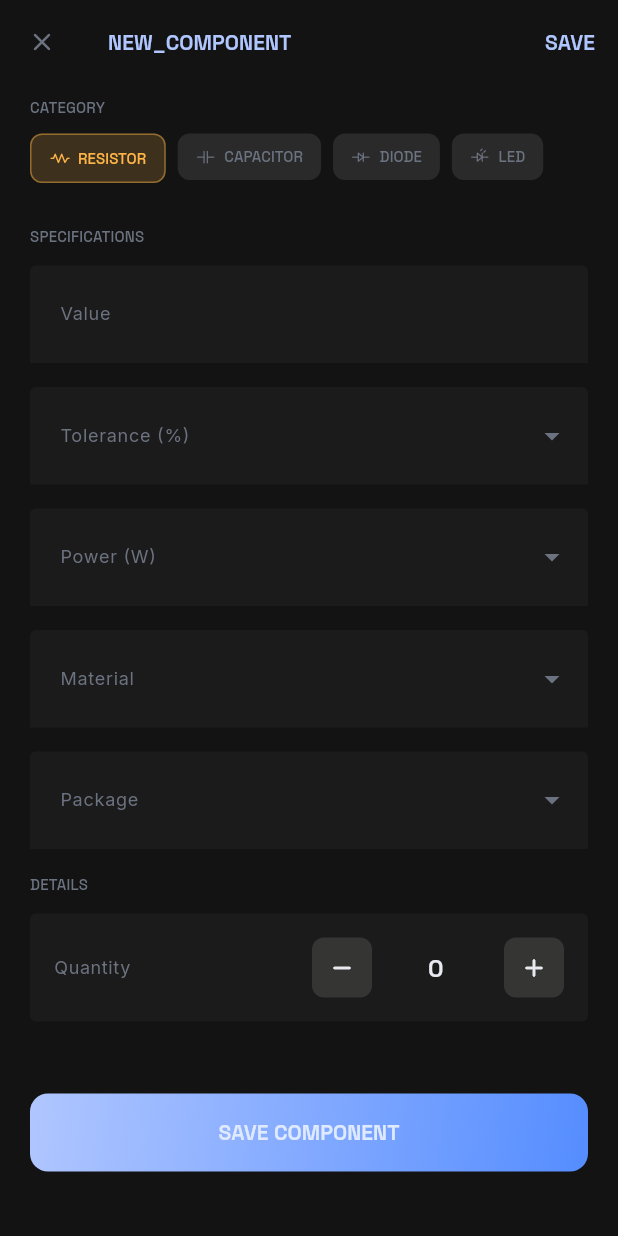
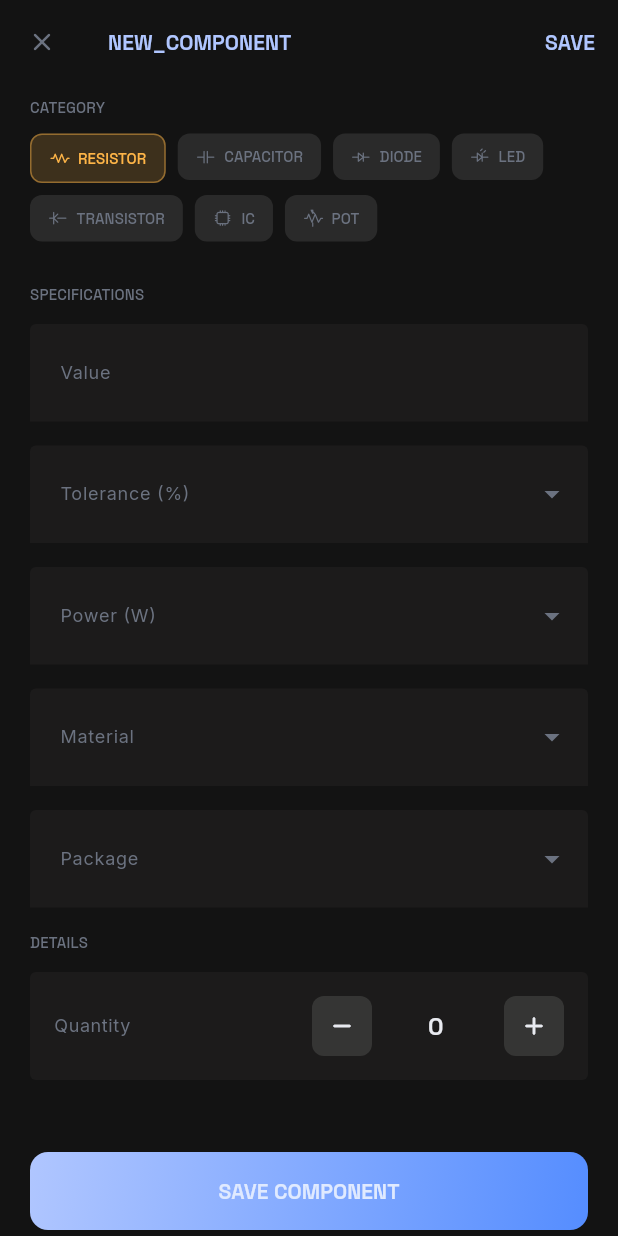
Before and after one commit to carlgreen/flux_state, a Flutter app: the AddEditComponentScreen screen opened directly, on a phone screen of 412 x 824 dp. Run offline on Flutter 3.47's test engine with Material 3 defaults, Android fonts, the phone set to English and light mode, and no system bars; our stand-ins replace google_fonts.

Commit message:
add transistors, ICs, and potentiometers

```diff
--- a/lib/core/component_schemas.dart
+++ b/lib/core/component_schemas.dart
@@ -2,6 +2,7 @@ import 'package:flux_state/domain/models/capacitor.dart';
 import 'package:flux_state/domain/models/component_category.dart';
 import 'package:flux_state/domain/models/diode.dart';
 import 'package:flux_state/domain/models/resistor.dart';
+import 'package:flux_state/domain/models/transistor.dart';
 
 enum AttributeFieldType { text, number, dropdown, boolean }
 
@@ -189,6 +190,143 @@ class ComponentSchemas {
           options: ['Clear', 'Diffused', 'Water Clear', 'Tinted'],
         ),
       ],
+      ComponentCategory.transistor => [
+        AttributeField(
+          key: Transistor.partNumberKey,
+          label: 'Part Number',
+          type: AttributeFieldType.text,
+          required: true,
+          hint: '2N3904, BC549C, MPSA18, J201',
+        ),
+        AttributeField(
+          key: Transistor.partFamilyKey,
+          label: 'Part Family',
+          type: AttributeFieldType.text,
+          hint: 'BC549 if part number is BC549C',
+        ),
+        AttributeField(
+          key: Transistor.typeKey,
+          label: 'Type',
+          type: AttributeFieldType.dropdown,
+          options: [
+            'NPN',
+            'PNP',
+            'N-MOSFET',
+            'P-MOSFET',
+            'JFET N-Channel',
+            'JFET P-Channel',
+          ],
+        ),
+        AttributeField(
+          key: Transistor.packageKey,
+          label: 'Package',
+          type: AttributeFieldType.dropdown,
+          options: [
+            'TO-92',
+            'TO-18',
+            'TO-220',
+            'TO-126',
+            'SOT-23',
+            'SOT-223',
+            'Other',
+          ],
+        ),
+      ],
+      ComponentCategory.ic => [
+        AttributeField(
+          key: 'part_number',
+          label: 'Part Number',
+          type: AttributeFieldType.text,
+          required: true,
+          hint: 'LM358, NE555, PT2399, TL072',
+        ),
+        AttributeField(
+          key: 'part_family',
+          label: 'Part Family',
+          type: AttributeFieldType.text,
+          hint: '358, 555, 2399, 072',
+        ),
+        AttributeField(
+          key: 'function',
+          label: 'Function / Description',
+          type: AttributeFieldType.text,
+          hint: 'Op-Amp, Timer, LFO, VCA, Comparator...',
+        ),
+        AttributeField(
+          key: 'package',
+          label: 'Package',
+          type: AttributeFieldType.dropdown,
+          options: [
+            'DIP-8',
+            'DIP-14',
+            'DIP-16',
+            'DIP-18',
+            'DIP-28',
+            'SOIC-8',
+            'SOIC-14',
+            'SOIC-16',
+            'TSSOP-16',
+            'Other',
+          ],
+        ),
+      ],
+      ComponentCategory.potentiometer => [
+        AttributeField(
+          key: 'value',
+          label: 'Value',
+          type: AttributeFieldType.text,
+          required: true,
+          hint: '100k, 1M, 500k, 10k',
+        ),
+        AttributeField(
+          key: 'taper',
+          label: 'Taper',
+          type: AttributeFieldType.dropdown,
+          required: true,
+          options: [
+            'Linear (B)',
+            'Audio / Log (A)',
+            'Reverse Audio (C)',
+            'Other',
+          ],
+        ),
+        AttributeField(
+          key: 'size_mm',
+          label: 'Body Size',
+          type: AttributeFieldType.dropdown,
+          options: ['9mm', '16mm', '24mm'],
+        ),
+        AttributeField(
+          key: 'shaft_type',
+          label: 'Shaft Type',
+          type: AttributeFieldType.dropdown,
+          options: ['Knurled', 'Splined', 'Flatted (D-shaft)', 'Solid Round'],
+        ),
+        AttributeField(
+          key: 'shaft_diameter_mm',
+          label: 'Shaft Diameter',
+          type: AttributeFieldType.dropdown,
+          options: ['6mm', '6.35mm'],
+        ),
+        AttributeField(
+          key: 'shaft_length_mm',
+          label: 'Shaft Length',
+          type: AttributeFieldType.dropdown,
+          options: [
+            '8.5mm+6.5mm',
+            '10mm+5mm',
+            '10.5mm+6.5mm',
+            '11mm',
+            '12.7mm',
+          ],
+        ),
+        AttributeField(
+          key: 'mount',
+          label: 'Mount',
+          type: AttributeFieldType.dropdown,
+          options: ['PCB (pins)', 'Lugs'],
+        ),
+      ],
     };
   }
 }
--- a/lib/data/repositories/inventory_repository.dart
+++ b/lib/data/repositories/inventory_repository.dart
@@ -2,8 +2,11 @@ import 'package:flux_state/domain/models/capacitor.dart';
 import 'package:flux_state/domain/models/component.dart';
 import 'package:flux_state/domain/models/component_category.dart';
 import 'package:flux_state/domain/models/diode.dart';
+import 'package:flux_state/domain/models/ic.dart';
 import 'package:flux_state/domain/models/led.dart';
+import 'package:flux_state/domain/models/potentiometer.dart';
 import 'package:flux_state/domain/models/resistor.dart';
+import 'package:flux_state/domain/models/transistor.dart';
 
 class InventoryRepository {
   final List<Component> _components = List.empty(growable: true);
@@ -39,6 +42,12 @@ class InventoryRepository {
         c = Diode.fromAttrs(id, attrs);
       case ComponentCategory.led:
         c = Led.fromAttrs(id, attrs);
+      case ComponentCategory.transistor:
+        c = Transistor.fromAttrs(id, attrs);
+      case ComponentCategory.ic:
+        c = Ic.fromAttrs(id, attrs);
+      case ComponentCategory.potentiometer:
+        c = Potentiometer.fromAttrs(id, attrs);
     }
     c.quantity = quantity;
     addComponent(c);
--- a/lib/domain/models/component_category.dart
+++ b/lib/domain/models/component_category.dart
@@ -2,7 +2,15 @@ import 'package:flutter/material.dart';
 import 'package:flux_state/theme/app_colors.dart';
 import 'package:flux_state/ui/components_icons.dart';
 
-enum ComponentCategory { resistor, capacitor, diode, led }
+enum ComponentCategory {
+  resistor,
+  capacitor,
+  diode,
+  led,
+  transistor,
+  ic,
+  potentiometer,
+}
 
 extension ComponentCategoryPresentation on ComponentCategory {
   String get displayName => switch (this) {
@@ -10,6 +18,9 @@ extension ComponentCategoryPresentation on ComponentCategory {
     ComponentCategory.capacitor => 'Capacitors',
     ComponentCategory.diode => 'Diodes',
     ComponentCategory.led => 'LEDs',
+    ComponentCategory.transistor => 'Transistors',
+    ComponentCategory.ic => 'ICs',
+    ComponentCategory.potentiometer => 'Pots',
   };
 
   String get singularName => switch (this) {
@@ -17,6 +28,9 @@ extension ComponentCategoryPresentation on ComponentCategory {
     ComponentCategory.capacitor => 'Capacitor',
     ComponentCategory.diode => 'Diode',
     ComponentCategory.led => 'LED',
+    ComponentCategory.transistor => 'Transistor',
+    ComponentCategory.ic => 'IC',
+    ComponentCategory.potentiometer => 'Pot',
   };
 
   IconData get icon => switch (this) {
@@ -24,6 +38,9 @@ extension ComponentCategoryPresentation on ComponentCategory {
     ComponentCategory.capacitor => ComponentIcons.capacitor,
     ComponentCategory.diode => ComponentIcons.diode,
     ComponentCategory.led => ComponentIcons.led,
+    ComponentCategory.transistor => ComponentIcons.transistor,
+    ComponentCategory.ic => ComponentIcons.ic,
+    ComponentCategory.potentiometer => ComponentIcons.potentiometer,
   };
 
   Color get color => switch (this) {
@@ -31,6 +48,9 @@ extension ComponentCategoryPresentation on ComponentCategory {
     ComponentCategory.capacitor => AppColors.accentCapacitor,
     ComponentCategory.diode => AppColors.accentDiode,
     ComponentCategory.led => AppColors.accentLed,
+    ComponentCategory.transistor => AppColors.accentTransistor,
+    ComponentCategory.ic => AppColors.accentIc,
+    ComponentCategory.potentiometer => AppColors.accentPotentiometer,
   };
 
   bool get isHardware => switch (this) {
--- /dev/null
+++ b/lib/domain/models/ic.dart
@@ -0,0 +1,106 @@
+import 'package:flutter/material.dart';
+
+import 'component.dart';
+import 'component_category.dart';
+
+class Ic extends Component {
+  static const partNumberKey = 'part_number';
+  static const partFamilyKey = 'part_family';
+  static const functionKey = 'function';
+  static const packageKey = 'package';
+
+  Ic({
+    required super.id,
+    required this.partNumber,
+    this.partFamily,
+    this.function,
+    this.package,
+    super.quantity = 0,
+  }) : super(
+         category: ComponentCategory.ic,
+         attrs: {
+           partNumberKey: partNumber,
+           partFamilyKey: partFamily,
+           functionKey: function,
+           packageKey: package,
+         },
+       );
+
+  final String partNumber;
+  final String? partFamily;
+  final String? function;
+  final String? package;
+
+  @override
+  String display() {
+    var details = partNumber;
+    if (partFamily != null) {
+      details = '$details ($partFamily)';
+    }
+    if (function != null) {
+      details = '$details $function';
+    }
+    if (package != null) {
+      details = '$details $package';
+    }
+    return details;
+  }
+
+  @override
+  String toString() {
+    return '${display()}: $quantity';
+  }
+
+  @override
+  bool operator ==(Object other) =>
+      other is Ic &&
+      partNumber == other.partNumber &&
+      partFamily == other.partFamily &&
+      function == other.function &&
+      package == other.package &&
+      quantity == other.quantity;
+
+  @override
+  int get hashCode =>
+      Object.hash(partNumber, partFamily, function, package, quantity);
+
+  @override
+  Component updateFromAttrs(Map<String, dynamic> attrs) {
+    String partNumber = this.partNumber;
+    String? partFamily = this.partFamily;
+    String? function = this.function;
+    String? package = this.package;
+    attrs.forEach((k, v) {
+      switch (k) {
+        case Ic.partNumberKey:
+          partNumber = v;
+        case Ic.partFamilyKey:
+          partFamily = v;
+        case Ic.functionKey:
+          function = v;
+        case Ic.packageKey:
+          package = v;
+        default:
+          debugPrint('unknown field $k');
+      }
+    });
+    final update = Ic(
+      id: id,
+      partNumber: partNumber,
+      partFamily: partFamily,
+      function: function,
+      package: package,
+    );
+    return update;
+  }
+
+  static Component fromAttrs(String id, Map<String, dynamic> attrs) {
+    return Ic(
+      id: id,
+      partNumber: attrs[Ic.partNumberKey],
+      partFamily: attrs[Ic.partFamilyKey],
+      function: attrs[Ic.functionKey],
+      package: attrs[Ic.packageKey],
+    );
+  }
+}
--- /dev/null
+++ b/lib/domain/models/potentiometer.dart
@@ -0,0 +1,173 @@
+import 'package:flutter/material.dart';
+
+import 'component.dart';
+import 'component_category.dart';
+
+class Potentiometer extends Component {
+  static const valueKey = 'value';
+  static const taperKey = 'taper';
+  static const sizeKey = 'size_mm';
+  static const shaftDiameterKey = 'shaft_diameter_mm';
+  static const shaftLengthKey = 'shaft_length_mm';
+  static const shaftTypeKey = 'shaft_type';
+  static const mountKey = 'mount';
+
+  Potentiometer({
+    required super.id,
+    required this.value,
+    required this.taper,
+    this.baseDiameter,
+    this.shaftDiameter,
+    this.shaftLength,
+    this.shaftType,
+    this.mount,
+    super.quantity = 0,
+  }) : super(
+         category: ComponentCategory.potentiometer,
+         attrs: {
+           valueKey: value.toString(),
+           taperKey: taper,
+           sizeKey: baseDiameter,
+           shaftDiameterKey: shaftDiameter,
+           shaftLengthKey: shaftLength,
+           shaftTypeKey: shaftType,
+           mountKey: mount,
+         },
+       );
+
+  final int value;
+  final String taper;
+  final String? baseDiameter;
+  final String? shaftDiameter;
+  final String? shaftLength;
+  final String? shaftType;
+  final String? mount;
+
+  String get taperCode {
+    switch (taper) {
+      case 'Audio / Log (A)':
+        return 'A';
+      case 'Linear (B)':
+        return 'B';
+      case 'Reverse Audio (C)':
+        return 'C';
+      case 'W':
+        return 'C';
+      default:
+        return taper;
+    }
+  }
+
+  String get valueString {
+    if (value >= 1000000) {
+      return '${(value / 1000000).toStringAsFixed(value % 1000000 == 0 ? 0 : 1)}M';
+    } else if (value >= 1000) {
+      return '${(value / 1000).toStringAsFixed(value % 1000 == 0 ? 0 : 1)}k';
+    } else {
+      return value.toStringAsFixed(value % 1 == 0 ? 0 : 1);
+    }
+  }
+
+  String get code => '$taperCode$valueString';
+
+  String get shaftString {
+    return '$shaftType shaft';
+  }
+
+  @override
+  String display() {
+    var details = code;
+    if (shaftType != null) {
+      details = '$details $shaftString';
+    }
+    if (mount != null) {
+      details = '$details $mount';
+    }
+    if (baseDiameter != null) {
+      details = '$details $baseDiameter';
+    }
+    return details;
+  }
+
+  @override
+  String toString() {
+    return '${display()}: $quantity';
+  }
+
+  @override
+  bool operator ==(Object other) =>
+      other is Potentiometer &&
+      value == other.value &&
+      taper == other.taper &&
+      baseDiameter == other.baseDiameter &&
+      shaftDiameter == other.shaftDiameter &&
+      shaftLength == other.shaftLength &&
+      shaftType == other.shaftType &&
+      mount == other.mount;
+
+  @override
+  int get hashCode => Object.hash(
+    value,
+    taper,
+    baseDiameter,
+    shaftDiameter,
+    shaftLength,
+    shaftType,
+    mount,
+  );
+
+  @override
+  Component updateFromAttrs(Map<String, dynamic> attrs) {
+    int value = this.value;
+    String taper = this.taper;
+    String? baseDiameter = this.baseDiameter;
+    String? shaftDiameter = this.shaftDiameter;
+    String? shaftLength = this.shaftLength;
+    String? shaftType = this.shaftType;
+    String? mount = this.mount;
+    attrs.forEach((k, v) {
+      switch (k) {
+        case Potentiometer.valueKey:
+          value = int.parse(v);
+        case Potentiometer.taperKey:
+          taper = v;
+        case Potentiometer.sizeKey:
+          baseDiameter = v;
+        case Potentiometer.shaftDiameterKey:
+          shaftDiameter = v;
+        case Potentiometer.shaftLengthKey:
+          shaftLength = v;
+        case Potentiometer.shaftTypeKey:
+          shaftType = v;
+        case Potentiometer.mountKey:
+          mount = v;
+        default:
+          debugPrint('unknown field $k');
+      }
+    });
+    final update = Potentiometer(
+      id: id,
+      value: value,
+      taper: taper,
+      baseDiameter: baseDiameter,
+      shaftDiameter: shaftDiameter,
+      shaftLength: shaftLength,
+      shaftType: shaftType,
+      mount: mount,
+    );
+    return update;
+  }
+
+  static Component fromAttrs(String id, Map<String, dynamic> attrs) {
+    return Potentiometer(
+      id: id,
+      value: int.parse(attrs[Potentiometer.valueKey]),
+      taper: attrs[Potentiometer.taperKey],
+      baseDiameter: attrs[Potentiometer.sizeKey],
+      shaftDiameter: attrs[Potentiometer.shaftDiameterKey],
+      shaftLength: attrs[Potentiometer.shaftLengthKey],
+      shaftType: attrs[Potentiometer.shaftTypeKey],
+      mount: attrs[Potentiometer.mountKey],
+    );
+  }
+}
--- /dev/null
+++ b/lib/domain/models/transistor.dart
@@ -0,0 +1,106 @@
+import 'package:flutter/material.dart';
+
+import 'component.dart';
+import 'component_category.dart';
+
+class Transistor extends Component {
+  static const partNumberKey = 'part_number';
+  static const partFamilyKey = 'part_family';
+  static const typeKey = 'type';
+  static const packageKey = 'package';
+
+  Transistor({
+    required super.id,
+    required this.partNumber,
+    this.partFamily,
+    this.type,
+    this.package,
+    super.quantity = 0,
+  }) : super(
+         category: ComponentCategory.transistor,
+         attrs: {
+           partNumberKey: partNumber,
+           partFamilyKey: partFamily,
+           typeKey: type,
+           packageKey: package,
+         },
+       );
+
+  final String partNumber;
+  final String? partFamily;
+  final String? type;
+  final String? package;
+
+  @override
+  String display() {
+    var details = partNumber;
+    if (partFamily != null) {
+      details = '$details ($partFamily)';
+    }
+    if (type != null) {
+      details = '$details $type';
+    }
+    if (package != null) {
+      details = '$details $package';
+    }
+    return details;
+  }
+
+  @override
+  String toString() {
+    return '${display()}: $quantity';
+  }
+
+  @override
+  bool operator ==(Object other) =>
+      other is Transistor &&
+      partNumber == other.partNumber &&
+      partFamily == other.partFamily &&
+      type == other.type &&
+      package == other.package &&
+      quantity == other.quantity;
+
+  @override
+  int get hashCode =>
+      Object.hash(partNumber, partFamily, type, package, quantity);
+
+  @override
+  Component updateFromAttrs(Map<String, dynamic> attrs) {
+    String partNumber = this.partNumber;
+    String? partFamily = this.partFamily;
+    String? type = this.type;
+    String? package = this.package;
+    attrs.forEach((k, v) {
+      switch (k) {
+        case Transistor.partNumberKey:
+          partNumber = v;
+        case Transistor.partFamilyKey:
+          partFamily = v;
+        case Transistor.typeKey:
+          type = v;
+        case Transistor.packageKey:
+          package = v;
+        default:
+          debugPrint('unknown field $k');
+      }
+    });
+    final update = Transistor(
+      id: id,
+      partNumber: partNumber,
+      partFamily: partFamily,
+      type: type,
+      package: package,
+    );
+    return update;
+  }
+
+  static Component fromAttrs(String id, Map<String, dynamic> attrs) {
+    return Transistor(
+      id: id,
+      partNumber: attrs[Transistor.partNumberKey],
+      partFamily: attrs[Transistor.partFamilyKey],
+      type: attrs[Transistor.typeKey],
+      package: attrs[Transistor.packageKey],
+    );
+  }
+}
--- a/lib/theme/app_colors.dart
+++ b/lib/theme/app_colors.dart
@@ -48,4 +48,7 @@ class AppColors {
   static const Color accentCapacitor = Color(0xFF60A5FA);
   static const Color accentDiode = Color(0xFF34D399);
   static const Color accentLed = Color(0xFFF9A8D4);
+  static const Color accentTransistor = Color(0xFFA78BFA);
+  static const Color accentIc = Color(0xFF22D3EE);
+  static const Color accentPotentiometer = Color(0xFFFBBF24);
 }
```
Also changed, not shown: 2 other files.
